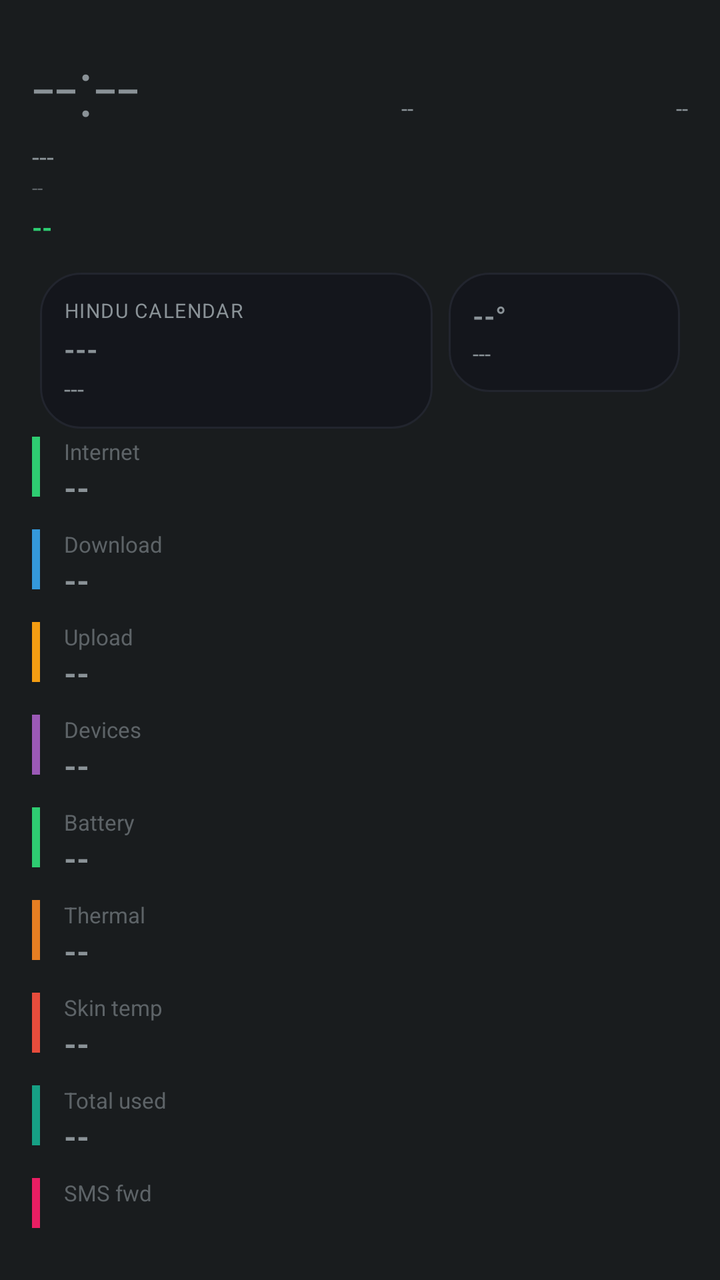
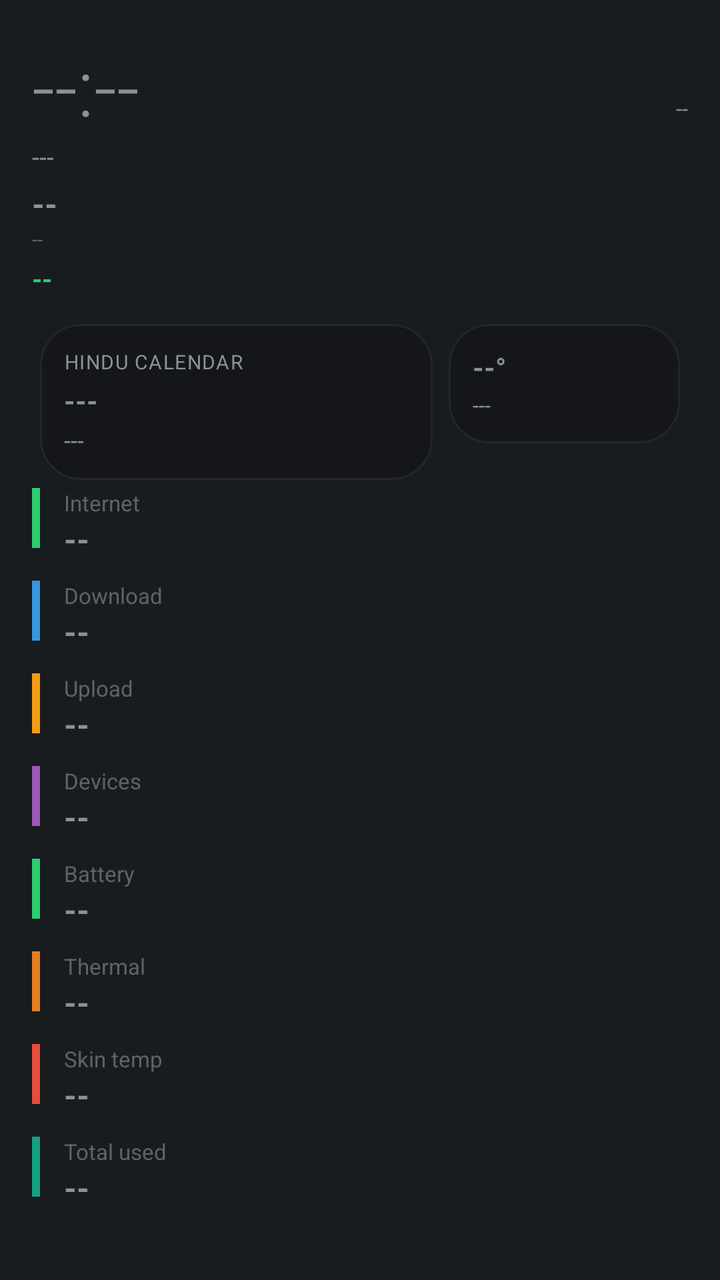

Screens rendered from an Android XML layout before and after an edit, with the pre-edit source and the edit as a unified diff.
<!-- AndroidManifest.xml: application theme android:Theme.DeviceDefault.NoActionBar -->
<!-- res/layout/aod_layout_oneplus_flux.xml -->
<?xml version="1.0" encoding="utf-8"?>
<LinearLayout xmlns:android="http://schemas.android.com/apk/res/android"
    android:id="@+id/bg_root"
    android:layout_width="match_parent"
    android:layout_height="match_parent"
    android:orientation="vertical"
    android:padding="16dp">

    <LinearLayout
        android:layout_width="match_parent"
        android:layout_height="wrap_content"
        android:orientation="horizontal">
        <TextView android:id="@+id/clock" android:layout_width="wrap_content" android:layout_height="wrap_content"
            android:textSize="40sp" android:fontFamily="sans-serif-light" android:text="--:--" />
        <TextView android:id="@+id/net_type_badge" android:layout_width="0dp" android:layout_height="wrap_content" android:layout_weight="1"
            android:layout_gravity="top" android:gravity="end" android:textSize="11sp" android:text="--" />
        <TextView android:id="@+id/akd_badge" android:layout_width="0dp" android:layout_height="wrap_content" android:layout_weight="1"
            android:layout_gravity="top" android:gravity="end" android:textSize="11sp" android:text="--" />
    </LinearLayout>
    <TextView android:id="@+id/date" android:layout_width="wrap_content" android:layout_height="wrap_content" android:textSize="13sp" android:text="---" />
    <TextView android:id="@+id/perf_badge" android:layout_width="wrap_content" android:layout_height="wrap_content" android:textSize="10sp" android:alpha="0.6" android:text="--" />
    <TextView android:id="@+id/health_badge" android:layout_width="wrap_content" android:layout_height="wrap_content" android:layout_marginTop="4dp"
        android:textAllCaps="true" android:textStyle="bold" android:textSize="13sp" android:textColor="#2ecc71" android:text="--" />
    <TextView android:id="@+id/muhurat_badge" android:layout_width="wrap_content" android:layout_height="wrap_content" android:textSize="11sp" android:textStyle="bold" android:visibility="gone" android:text="--" />

    <LinearLayout android:layout_width="match_parent" android:layout_height="wrap_content" android:orientation="horizontal" android:layout_marginTop="10dp">
        <LinearLayout android:id="@+id/panchang_card" android:layout_width="0dp" android:layout_height="wrap_content" android:layout_weight="1.7" android:layout_margin="4dp"
            android:background="@drawable/bg_card" android:orientation="vertical" android:gravity="center_vertical" android:padding="12dp">
            <TextView android:id="@+id/panchang_header" android:layout_width="wrap_content" android:layout_height="wrap_content" android:textSize="10sp" android:textAllCaps="true" android:letterSpacing="0.05" android:text="Hindu calendar" />
            <TextView android:id="@+id/panchang_tithi" android:layout_width="match_parent" android:layout_height="wrap_content" android:layout_marginTop="3dp" android:textStyle="bold" android:maxLines="1" android:autoSizeTextType="uniform" android:autoSizeMinTextSize="13sp" android:autoSizeMaxTextSize="18sp" android:text="---" />
            <TextView android:id="@+id/panchang_nakshatra" android:layout_width="match_parent" android:layout_height="wrap_content" android:layout_marginTop="2dp" android:textSize="12sp" android:maxLines="1" android:ellipsize="end" android:text="---" />
        </LinearLayout>
        <LinearLayout android:id="@+id/weather_card" android:layout_width="0dp" android:layout_height="wrap_content" android:layout_weight="1" android:layout_margin="4dp"
            android:background="@drawable/bg_card" android:orientation="vertical" android:gravity="center_vertical" android:padding="12dp">
            <TextView android:id="@+id/weather_temp" android:layout_width="match_parent" android:layout_height="wrap_content" android:textStyle="bold" android:maxLines="1" android:autoSizeTextType="uniform" android:autoSizeMinTextSize="14sp" android:autoSizeMaxTextSize="20sp" android:text="--°" />
            <TextView android:id="@+id/weather_condition" android:layout_width="match_parent" android:layout_height="wrap_content" android:layout_marginTop="2dp" android:textSize="11sp" android:maxLines="2" android:text="---" />
        </LinearLayout>
    </LinearLayout>
    <LinearLayout android:id="@+id/row8" android:layout_width="match_parent" android:layout_height="wrap_content" android:orientation="horizontal" android:layout_marginBottom="10dp">
        <View android:layout_width="4dp" android:layout_height="30dp" android:layout_marginEnd="12dp" android:background="#2ecc71" />
        <LinearLayout android:layout_width="0dp" android:layout_weight="1" android:layout_height="wrap_content" android:orientation="vertical">
            <TextView android:id="@+id/stat_label" android:layout_width="wrap_content" android:layout_height="wrap_content" android:textSize="11sp" android:alpha="0.6" android:text="Internet" />
            <TextView android:id="@+id/stat_value" android:layout_width="wrap_content" android:layout_height="wrap_content" android:textStyle="bold" android:textSize="16sp" android:text="--" />
        </LinearLayout>
    </LinearLayout>
    <LinearLayout android:id="@+id/row0" android:layout_width="match_parent" android:layout_height="wrap_content" android:orientation="horizontal" android:layout_marginBottom="10dp">
        <View android:layout_width="4dp" android:layout_height="30dp" android:layout_marginEnd="12dp" android:background="#3498db" />
        <LinearLayout android:layout_width="0dp" android:layout_weight="1" android:layout_height="wrap_content" android:orientation="vertical">
            <TextView android:id="@+id/stat_label" android:layout_width="wrap_content" android:layout_height="wrap_content" android:textSize="11sp" android:alpha="0.6" android:text="Download" />
            <TextView android:id="@+id/stat_value" android:layout_width="wrap_content" android:layout_height="wrap_content" android:textStyle="bold" android:textSize="16sp" android:text="--" />
        </LinearLayout>
    </LinearLayout>
    <LinearLayout android:id="@+id/row1" android:layout_width="match_parent" android:layout_height="wrap_content" android:orientation="horizontal" android:layout_marginBottom="10dp">
        <View android:layout_width="4dp" android:layout_height="30dp" android:layout_marginEnd="12dp" android:background="#f39c12" />
        <LinearLayout android:layout_width="0dp" android:layout_weight="1" android:layout_height="wrap_content" android:orientation="vertical">
            <TextView android:id="@+id/stat_label" android:layout_width="wrap_content" android:layout_height="wrap_content" android:textSize="11sp" android:alpha="0.6" android:text="Upload" />
            <TextView android:id="@+id/stat_value" android:layout_width="wrap_content" android:layout_height="wrap_content" android:textStyle="bold" android:textSize="16sp" android:text="--" />
        </LinearLayout>
    </LinearLayout>
    <LinearLayout android:id="@+id/row2" android:layout_width="match_parent" android:layout_height="wrap_content" android:orientation="horizontal" android:layout_marginBottom="10dp">
        <View android:layout_width="4dp" android:layout_height="30dp" android:layout_marginEnd="12dp" android:background="#9b59b6" />
        <LinearLayout android:layout_width="0dp" android:layout_weight="1" android:layout_height="wrap_content" android:orientation="vertical">
            <TextView android:id="@+id/stat_label" android:layout_width="wrap_content" android:layout_height="wrap_content" android:textSize="11sp" android:alpha="0.6" android:text="Devices" />
            <TextView android:id="@+id/stat_value" android:layout_width="wrap_content" android:layout_height="wrap_content" android:textStyle="bold" android:textSize="16sp" android:text="--" />
        </LinearLayout>
    </LinearLayout>
    <LinearLayout android:id="@+id/row4" android:layout_width="match_parent" android:layout_height="wrap_content" android:orientation="horizontal" android:layout_marginBottom="10dp">
        <View android:layout_width="4dp" android:layout_height="30dp" android:layout_marginEnd="12dp" android:background="#2ecc71" />
        <LinearLayout android:layout_width="0dp" android:layout_weight="1" android:layout_height="wrap_content" android:orientation="vertical">
            <TextView android:id="@+id/stat_label" android:layout_width="wrap_content" android:layout_height="wrap_content" android:textSize="11sp" android:alpha="0.6" android:text="Battery" />
            <TextView android:id="@+id/stat_value" android:layout_width="wrap_content" android:layout_height="wrap_content" android:textStyle="bold" android:textSize="16sp" android:text="--" />
        </LinearLayout>
    </LinearLayout>
    <LinearLayout android:id="@+id/row5" android:layout_width="match_parent" android:layout_height="wrap_content" android:orientation="horizontal" android:layout_marginBottom="10dp">
        <View android:layout_width="4dp" android:layout_height="30dp" android:layout_marginEnd="12dp" android:background="#e67e22" />
        <LinearLayout android:layout_width="0dp" android:layout_weight="1" android:layout_height="wrap_content" android:orientation="vertical">
            <TextView android:id="@+id/stat_label" android:layout_width="wrap_content" android:layout_height="wrap_content" android:textSize="11sp" android:alpha="0.6" android:text="Thermal" />
            <TextView android:id="@+id/stat_value" android:layout_width="wrap_content" android:layout_height="wrap_content" android:textStyle="bold" android:textSize="16sp" android:text="--" />
        </LinearLayout>
    </LinearLayout>
    <LinearLayout android:id="@+id/row6" android:layout_width="match_parent" android:layout_height="wrap_content" android:orientation="horizontal" android:layout_marginBottom="10dp">
        <View android:layout_width="4dp" android:layout_height="30dp" android:layout_marginEnd="12dp" android:background="#e74c3c" />
        <LinearLayout android:layout_width="0dp" android:layout_weight="1" android:layout_height="wrap_content" android:orientation="vertical">
            <TextView android:id="@+id/stat_label" android:layout_width="wrap_content" android:layout_height="wrap_content" android:textSize="11sp" android:alpha="0.6" android:text="Skin temp" />
            <TextView android:id="@+id/stat_value" android:layout_width="wrap_content" android:layout_height="wrap_content" android:textStyle="bold" android:textSize="16sp" android:text="--" />
        </LinearLayout>
    </LinearLayout>
    <LinearLayout android:id="@+id/row3" android:layout_width="match_parent" android:layout_height="wrap_content" android:orientation="horizontal" android:layout_marginBottom="10dp">
        <View android:layout_width="4dp" android:layout_height="30dp" android:layout_marginEnd="12dp" android:background="#16a085" />
        <LinearLayout android:layout_width="0dp" android:layout_weight="1" android:layout_height="wrap_content" android:orientation="vertical">
            <TextView android:id="@+id/stat_label" android:layout_width="wrap_content" android:layout_height="wrap_content" android:textSize="11sp" android:alpha="0.6" android:text="Total used" />
            <TextView android:id="@+id/stat_value" android:layout_width="wrap_content" android:layout_height="wrap_content" android:textStyle="bold" android:textSize="16sp" android:text="--" />
        </LinearLayout>
    </LinearLayout>
    <LinearLayout android:id="@+id/row7" android:layout_width="match_parent" android:layout_height="wrap_content" android:orientation="horizontal" android:layout_marginBottom="10dp">
        <View android:layout_width="4dp" android:layout_height="30dp" android:layout_marginEnd="12dp" android:background="#e91e63" />
        <LinearLayout android:layout_width="0dp" android:layout_weight="1" android:layout_height="wrap_content" android:orientation="vertical">
            <TextView android:id="@+id/stat_label" android:layout_width="wrap_content" android:layout_height="wrap_content" android:textSize="11sp" android:alpha="0.6" android:text="SMS fwd" />
            <TextView android:id="@+id/stat_value" android:layout_width="wrap_content" android:layout_height="wrap_content" android:textStyle="bold" android:textSize="16sp" android:text="--" />
        </LinearLayout>
    </LinearLayout>
    <LinearLayout android:id="@+id/row9" android:layout_width="match_parent" android:layout_height="wrap_content" android:orientation="horizontal">
        <View android:layout_width="4dp" android:layout_height="30dp" android:layout_marginEnd="12dp" android:background="#00bcd4" />
        <LinearLayout android:layout_width="0dp" android:layout_weight="1" android:layout_height="wrap_content" android:orientation="vertical">
            <TextView android:id="@+id/stat_label" android:layout_width="wrap_content" android:layout_height="wrap_content" android:textSize="11sp" android:alpha="0.6" android:text="Signal" />
            <TextView android:id="@+id/stat_value" android:layout_width="wrap_content" android:layout_height="wrap_content" android:textStyle="bold" android:textSize="16sp" android:text="--" />
        </LinearLayout>
    </LinearLayout>

</LinearLayout>
<!-- resources referenced by this layout -->
<resources>
  <!-- drawable bg_card (drawable) -->
  <?xml version="1.0" encoding="utf-8"?>
  <shape xmlns:android="http://schemas.android.com/apk/res/android">
      <solid android:color="#14161C" />
      <corners android:radius="20dp" />
      <stroke android:width="1dp" android:color="#22252E" />
  </shape>
</resources>

<!-- the commit's change to res/layout/aod_layout_oneplus_flux.xml (unified diff, before → after) -->
@@ -14,10 +14,9 @@
             android:textSize="40sp" android:fontFamily="sans-serif-light" android:text="--:--" />
         <TextView android:id="@+id/net_type_badge" android:layout_width="0dp" android:layout_height="wrap_content" android:layout_weight="1"
             android:layout_gravity="top" android:gravity="end" android:textSize="11sp" android:text="--" />
-        <TextView android:id="@+id/akd_badge" android:layout_width="0dp" android:layout_height="wrap_content" android:layout_weight="1"
-            android:layout_gravity="top" android:gravity="end" android:textSize="11sp" android:text="--" />
-    </LinearLayout>
+        </LinearLayout>
     <TextView android:id="@+id/date" android:layout_width="wrap_content" android:layout_height="wrap_content" android:textSize="13sp" android:text="---" />
+<TextView android:id="@+id/akd_badge" android:layout_width="wrap_content" android:layout_height="wrap_content" android:layout_marginTop="4dp" android:textSize="16sp" android:textStyle="bold" android:text="--" />
     <TextView android:id="@+id/perf_badge" android:layout_width="wrap_content" android:layout_height="wrap_content" android:textSize="10sp" android:alpha="0.6" android:text="--" />
     <TextView android:id="@+id/health_badge" android:layout_width="wrap_content" android:layout_height="wrap_content" android:layout_marginTop="4dp"
         android:textAllCaps="true" android:textStyle="bold" android:textSize="13sp" android:textColor="#2ecc71" android:text="--" />
